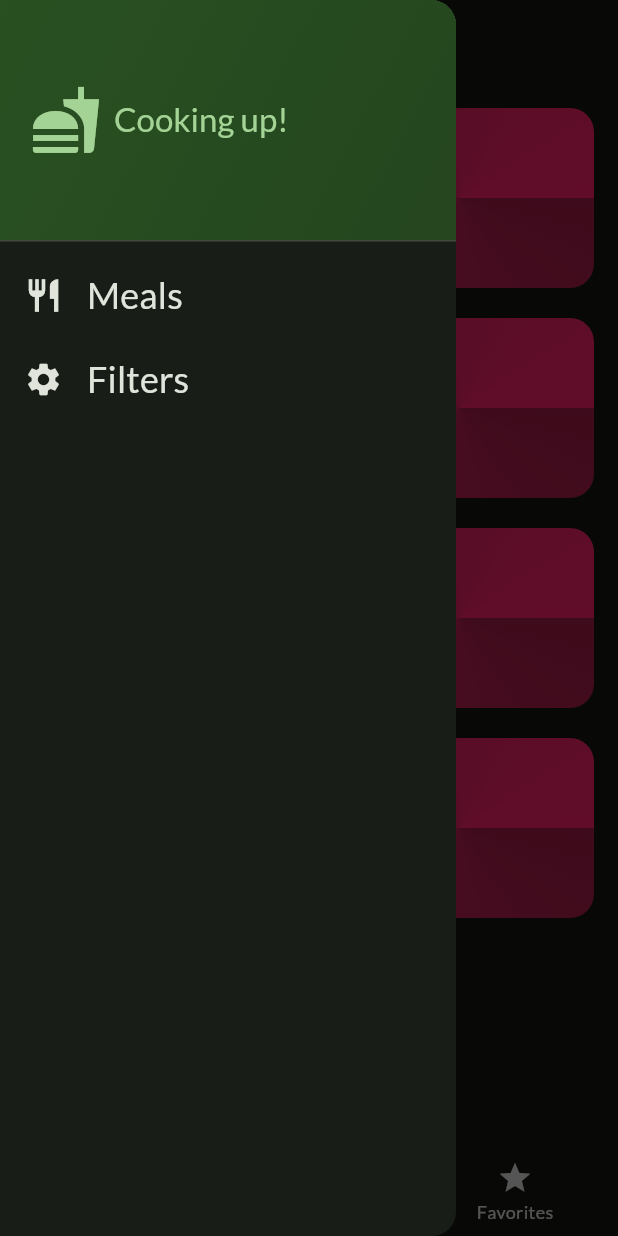
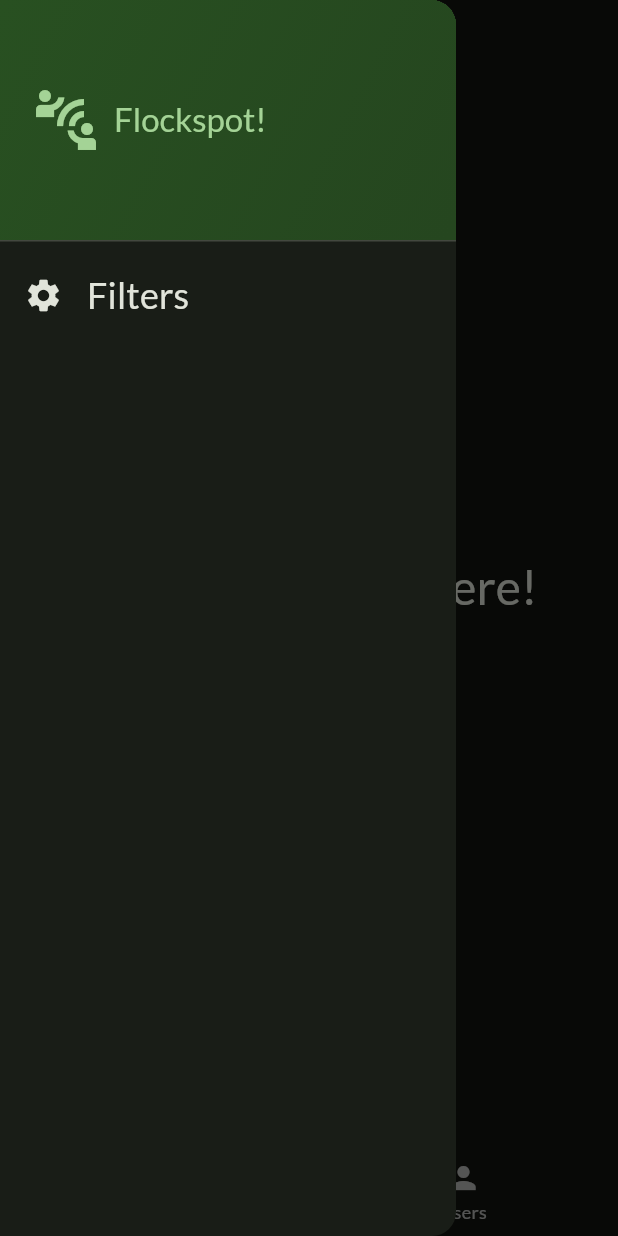
Before and after one commit to erazinkov/flockspot-app, a Flutter app: the screen it shows after launch, with the side drawer open, on a phone screen of 412 x 824 dp. Run offline on Flutter 3.47's test engine with Material 2 defaults, Android fonts, the phone set to English and light mode, and no system bars; our stand-ins replace google_fonts, transparent_image.

Commit message:
added vibes

```diff
--- a/lib/data/dummy_data.dart
+++ b/lib/data/dummy_data.dart
@@ -9,7 +9,16 @@ var dummyUsers = [
     id: 1,
     firstName: 'TheFirstName',
     lastName: 'TheLastNameIsVeryVeryVeryLong',
-    vibes: [],
+    vibes: [
+      'computing',
+      'swimming',
+      'puzzles',
+      'football',
+      'chess',
+      'reading',
+      'chess',
+      'travelling'
+    ],
     photos: [
       'https://image.dummyjson.com/400x200/008080/ffffff',
       'https://image.dummyjson.com/150',
@@ -23,12 +32,6 @@ var dummyUsers = [
       'https://image.dummyjson.com/150',
       'https://image.dummyjson.com/400x200/008080/ffffff',
       'https://image.dummyjson.com/150',
-      // 'https://image.dummyjson.com/400x200/008380/ffffff',
-      // 'https://image.dummyjson.com/400x200/008480/ffffff',
-      // 'https://image.dummyjson.com/400x200/008580/ffffff',
-      // 'https://image.dummyjson.com/400x200/008680/ffffff',
-      // 'https://image.dummyjson.com/400x200/008780/ffffff',
-      // 'https://image.dummyjson.com/400x200/008880/ffffff',
     ],
   ),
   User(
--- a/lib/main.dart
+++ b/lib/main.dart
@@ -7,7 +7,7 @@ final theme = ThemeData(
   useMaterial3: true,
   colorScheme: ColorScheme.fromSeed(
     brightness: Brightness.dark,
-    seedColor: Color.fromARGB(255, 0, 131, 7),
+    seedColor: Color.fromARGB(255, 12, 172, 20),
   ),
   textTheme: GoogleFonts.latoTextTheme(),
 );
--- /dev/null
+++ b/lib/screens/home.dart
@@ -0,0 +1,45 @@
+import 'package:flutter/material.dart';
+
+class HomeScreen extends StatelessWidget {
+  const HomeScreen({
+    super.key,
+    this.title,
+  });
+
+  final String? title;
+
+  @override
+  Widget build(BuildContext context) {
+    Widget content = Center(
+      child: Column(
+        mainAxisSize: MainAxisSize.min,
+        children: [
+          Text(
+            'Uh oh ... nothing here!',
+            style: Theme.of(context).textTheme.headlineLarge!.copyWith(
+                  color: Theme.of(context).colorScheme.onBackground,
+                ),
+          ),
+          const SizedBox(
+            height: 16,
+          ),
+          Text(
+            'Try selecting another tab!',
+            style: Theme.of(context).textTheme.bodyLarge!.copyWith(
+                  color: Theme.of(context).colorScheme.onBackground,
+                ),
+          ),
+        ],
+      ),
+    );
+
+    if (title == null) return content;
+
+    return Scaffold(
+      appBar: AppBar(
+        title: Text(title!),
+      ),
+      body: content,
+    );
+  }
+}
--- a/lib/screens/tabs.dart
+++ b/lib/screens/tabs.dart
@@ -2,6 +2,7 @@ import 'package:first_app/data/dummy_data.dart';
 import 'package:first_app/models/meal.dart';
 import 'package:first_app/screens/categories.dart';
 import 'package:first_app/screens/filters.dart';
+import 'package:first_app/screens/home.dart';
 import 'package:first_app/screens/meals.dart';
 import 'package:first_app/screens/users.dart';
 import 'package:first_app/widgets/main_drawer.dart';
@@ -111,11 +112,16 @@ class _TabsScreen extends State<TabsScreen> {
       activaPageTitle = 'Your Favorites';
     }
 
-    if (_selectedPageIndex == 0) {
+    if (_selectedPageIndex == 1) {
       activePage = UsersScreen(
         users: availableUsers,
       );
       activaPageTitle = 'Users';
+    }
+
+    if (_selectedPageIndex == 0) {
+      activePage = HomeScreen();
+      activaPageTitle = 'Home';
     }
 
     return Scaffold(
@@ -133,17 +139,21 @@ class _TabsScreen extends State<TabsScreen> {
         },
         items: const [
           BottomNavigationBarItem(
+            icon: Icon(Icons.home_filled),
+            label: 'Home',
+          ),
+          BottomNavigationBarItem(
             icon: Icon(Icons.person),
             label: 'Users',
           ),
-          BottomNavigationBarItem(
-            icon: Icon(Icons.set_meal),
-            label: 'Categories',
-          ),
-          BottomNavigationBarItem(
-            icon: Icon(Icons.star),
-            label: 'Favorites',
-          ),
+          // BottomNavigationBarItem(
+          //   icon: Icon(Icons.set_meal),
+          //   label: 'Categories',
+          // ),
+          // BottomNavigationBarItem(
+          //   icon: Icon(Icons.star),
+          //   label: 'Favorites',
+          // ),
         ],
       ),
     );
--- a/lib/screens/user_details.dart
+++ b/lib/screens/user_details.dart
@@ -1,3 +1,4 @@
+import 'package:first_app/widgets/vibes.dart';
 import 'package:flutter/material.dart';
 import 'package:transparent_image/transparent_image.dart';
 
@@ -91,7 +92,7 @@ class _UserDetailsScreen extends State<UserDetailsScreen> {
               ],
             ),
           ),
-          Text('Vibes block'),
+          Vibes(vibes: widget.user.vibes),
         ],
       ),
     );
--- a/lib/widgets/main_drawer.dart
+++ b/lib/widgets/main_drawer.dart
@@ -11,7 +11,7 @@ class MainDrawer extends StatelessWidget {
       child: Column(
         children: [
           DrawerHeader(
-            padding: EdgeInsets.all(20),
+            padding: const EdgeInsets.all(20),
             decoration: BoxDecoration(
                 gradient: LinearGradient(colors: [
               Theme.of(context).colorScheme.primaryContainer,
@@ -20,7 +20,7 @@ class MainDrawer extends StatelessWidget {
             child: Row(
               children: [
                 Icon(
-                  Icons.fastfood,
+                  Icons.connect_without_contact,
                   size: 48,
                   color: Theme.of(context).colorScheme.primary,
                 ),
@@ -28,7 +28,7 @@ class MainDrawer extends StatelessWidget {
                   width: 8,
                 ),
                 Text(
-                  'Cooking up!',
+                  'Flockspot!',
                   style: Theme.of(context)
                       .textTheme
                       .titleLarge!
@@ -37,23 +37,23 @@ class MainDrawer extends StatelessWidget {
               ],
             ),
           ),
-          ListTile(
-            leading: Icon(
-              Icons.restaurant,
-              size: 26,
-              color: Theme.of(context).colorScheme.onBackground,
-            ),
-            title: Text(
-              'Meals',
-              style: Theme.of(context).textTheme.titleSmall!.copyWith(
-                    color: Theme.of(context).colorScheme.onBackground,
-                    fontSize: 24,
-                  ),
-            ),
-            onTap: () {
-              onSelectScreen('meals');
-            },
-          ),
+          // ListTile(
+          //   leading: Icon(
+          //     Icons.restaurant,
+          //     size: 26,
+          //     color: Theme.of(context).colorScheme.onBackground,
+          //   ),
+          //   title: Text(
+          //     'Meals',
+          //     style: Theme.of(context).textTheme.titleSmall!.copyWith(
+          //           color: Theme.of(context).colorScheme.onBackground,
+          //           fontSize: 24,
+          //         ),
+          //   ),
+          //   onTap: () {
+          //     onSelectScreen('meals');
+          //   },
+          // ),
           ListTile(
             leading: Icon(
               Icons.settings,
--- a/lib/widgets/user_grid_item.dart
+++ b/lib/widgets/user_grid_item.dart
@@ -1,5 +1,3 @@
-import 'dart:math';
-
 import 'package:flutter/material.dart';
 
 import '../models/user.dart';
@@ -24,10 +22,12 @@ class UserGridItem extends StatelessWidget {
         padding: const EdgeInsets.all(16),
         decoration: BoxDecoration(
           borderRadius: BorderRadius.circular(16),
-          gradient: SweepGradient(
+          gradient: LinearGradient(
+            begin: Alignment.topLeft,
+            end: Alignment.bottomRight,
             colors: [
-              Colors.pink.withOpacity(0.55),
-              Colors.pink.withOpacity(0.9),
+              Colors.green.withOpacity(0.55),
+              Colors.red.withOpacity(0.9),
             ],
           ),
         ),
```
Also changed, not shown: lib/screens/filters.dart (+88 -88 lines), lib/widgets/user_info.dart (deleted, +0 -58 lines), lib/widgets/user_info/photos_list.dart (deleted, +0 -50 lines), lib/widgets/user_info/vibe.dart (deleted, +0 -23 lines), lib/widgets/vibe_item.dart (added, +31 -0 lines), lib/widgets/vibe_item_traits.dart (added, +35 -0 lines), lib/widgets/vibes.dart (renamed from lib/widgets/user_info/vibes_list.dart, +4 -4 lines).
